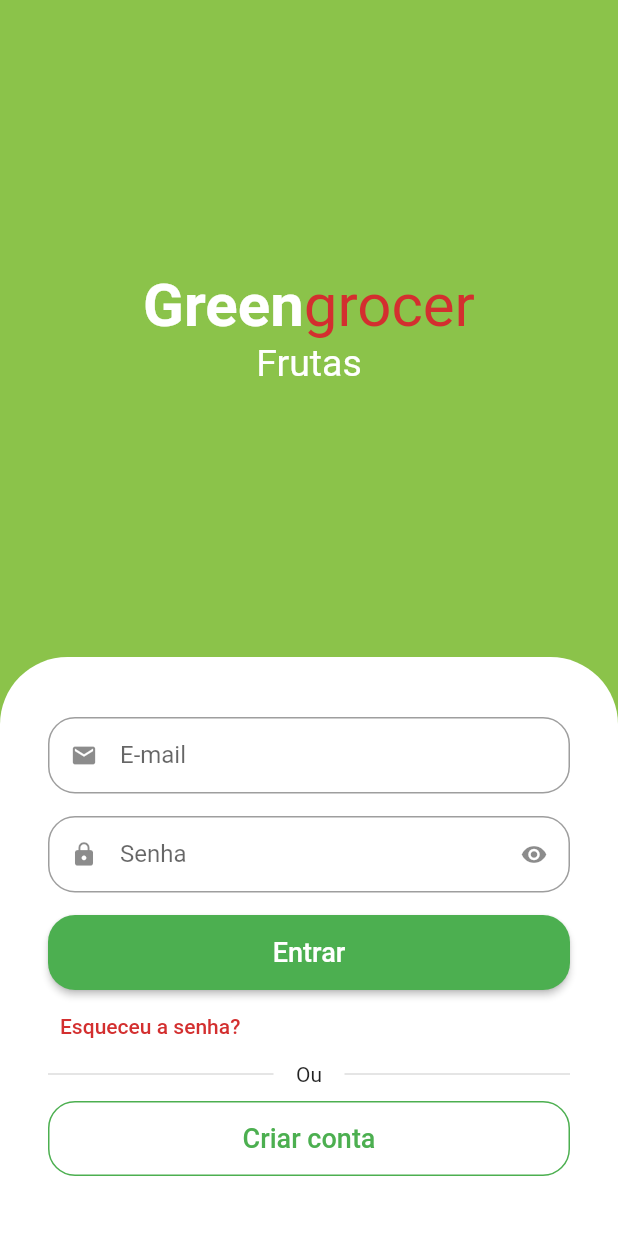
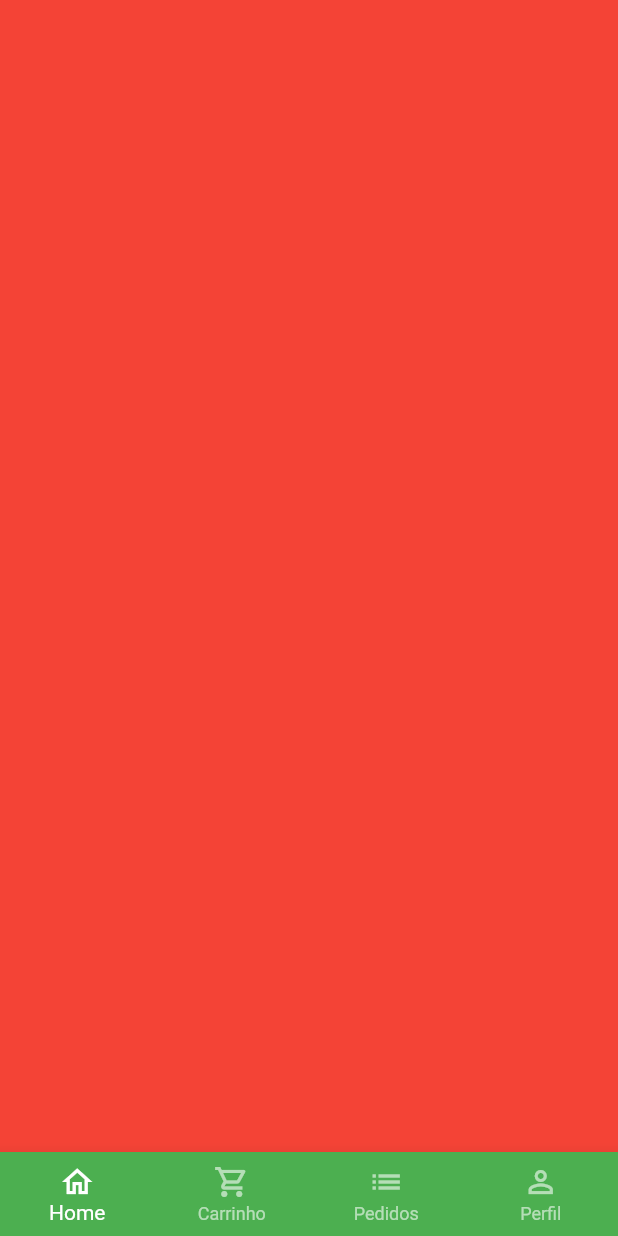
Before and after one commit to leandrolima132/app_greengrocer, a Flutter app: the screen it shows after launch, after a tap on "Entrar", on a phone screen of 412 x 824 dp. Run offline on Flutter 3.47's test engine with Material 2 defaults, Android fonts, the phone set to English and light mode, and no system bars; our stand-ins replace flutter_modular, mask_text_input_formatter.

Commit message:
feat: criando base

```diff
--- a/lib/app/app_module.dart
+++ b/lib/app/app_module.dart
@@ -1,5 +1,5 @@
 import 'package:flutter_modular/flutter_modular.dart';
-import 'package:greengrocer/app/modules/home/home_module.dart';
+import 'package:greengrocer/app/modules/base/base_module.dart';
 import 'package:greengrocer/app/modules/sign-in/sign_in_module.dart';
 import 'package:greengrocer/app/modules/sign-up/sign_up_module.dart';
 
@@ -14,7 +14,7 @@ class AppModule extends Module {
   @override
   List<ModularRoute> get routes => [
         ModuleRoute('/splash/', module: SplashModule()),
-        ModuleRoute('/home/', module: HomeModule()),
+        ModuleRoute('/base/', module: BaseModule()),
         ModuleRoute('/sign-in/', module: SignInModule()),
         ModuleRoute('/sign-up/', module: SignUpModule()),
         RedirectRoute('/', to: '/splash/'),
--- /dev/null
+++ b/lib/app/modules/base/base_controller.dart
@@ -0,0 +1,17 @@
+import 'package:flutter/material.dart';
+import 'package:flutter_modular/flutter_modular.dart';
+
+class BaseController extends Disposable {
+  final pageController = PageController();
+  int currentIndex = 0;
+
+  void changePage(int index) {
+    currentIndex = index;
+    pageController.jumpToPage(index);
+  }
+
+  @override
+  void dispose() {
+    pageController.dispose();
+  }
+}
--- /dev/null
+++ b/lib/app/modules/base/base_page.dart
@@ -0,0 +1,60 @@
+import 'package:flutter/material.dart';
+import 'package:flutter_modular/flutter_modular.dart';
+import 'package:greengrocer/app/modules/base/base_controller.dart';
+
+class BasePage extends StatefulWidget {
+  const BasePage({Key? key}) : super(key: key);
+
+  @override
+  State<BasePage> createState() => _BasePageState();
+}
+
+class _BasePageState extends State<BasePage> {
+  final controller = Modular.get<BaseController>();
+
+  @override
+  Widget build(BuildContext context) {
+    return Scaffold(
+      body: PageView(
+        physics: const NeverScrollableScrollPhysics(),
+        controller: controller.pageController,
+        children: [
+          Container(color: Colors.red),
+          Container(color: Colors.yellow),
+          Container(color: Colors.blue),
+          Container(color: Colors.purple),
+        ],
+      ),
+      bottomNavigationBar: BottomNavigationBar(
+        currentIndex: controller.currentIndex,
+        onTap: (index) {
+          setState(() {
+            controller.changePage(index);
+          });
+        },
+        type: BottomNavigationBarType.fixed,
+        backgroundColor: Colors.green,
+        selectedItemColor: Colors.white,
+        unselectedItemColor: Colors.white.withAlpha(150),
+        items: const [
+          BottomNavigationBarItem(
+            icon: Icon(Icons.home_outlined),
+            label: 'Home',
+          ),
+          BottomNavigationBarItem(
+            icon: Icon(Icons.shopping_cart_outlined),
+            label: 'Carrinho',
+          ),
+          BottomNavigationBarItem(
+            icon: Icon(Icons.list),
+            label: 'Pedidos',
+          ),
+          BottomNavigationBarItem(
+            icon: Icon(Icons.person_outline),
+            label: 'Perfil',
+          ),
+        ],
+      ),
+    );
+  }
+}
--- a/lib/app/modules/sign-in/sign_in_page.dart
+++ b/lib/app/modules/sign-in/sign_in_page.dart
@@ -95,7 +95,9 @@ class SignInPage extends StatelessWidget {
                             borderRadius: BorderRadius.circular(18),
                           ),
                         ),
-                        onPressed: () {},
+                        onPressed: () {
+                          Modular.to.navigate('/base/');
+                        },
                         child: const Text(
                           'Entrar',
                           style: TextStyle(
```
Also changed, not shown: lib/app/modules/base/base_module.dart (added, +15 -0 lines), lib/app/modules/home/home_module.dart (deleted, +0 -12 lines), lib/app/modules/home/home_page.dart (deleted, +0 -15 lines).
